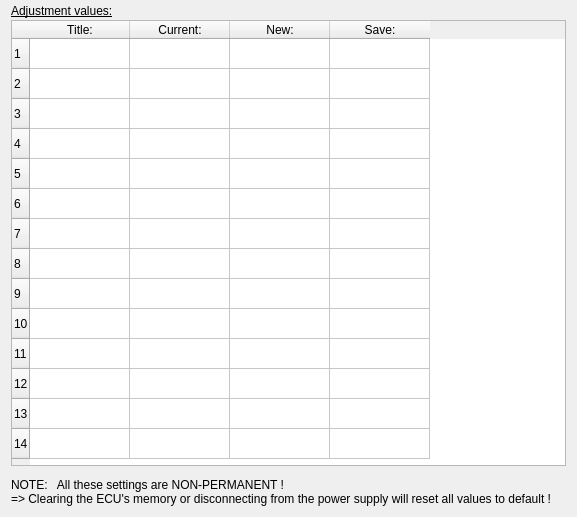
First picture: the form in ui/CUcontent_Adjustments.ui, repository Comer352L/FreeSSM, before the edit.
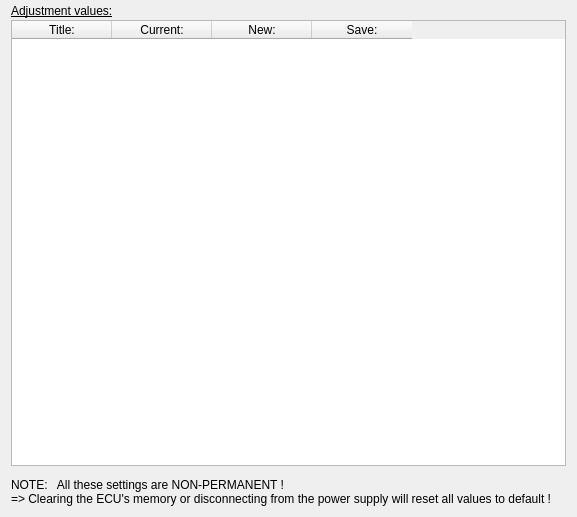
Second picture: the form after the edit.

Diff of the .ui file:
```diff
--- a/ui/CUcontent_Adjustments.ui
+++ b/ui/CUcontent_Adjustments.ui
@@ -71,22 +71,8 @@
       <enum>QAbstractItemView::SelectRows</enum>
      </property>
      <property name="rowCount" >
-      <number>14</number>
+      <number>0</number>
      </property>
-     <row/>
-     <row/>
-     <row/>
-     <row/>
-     <row/>
-     <row/>
-     <row/>
-     <row/>
-     <row/>
-     <row/>
-     <row/>
-     <row/>
-     <row/>
-     <row/>
      <column>
       <property name="text" >
        <string>Title:</string>
```
